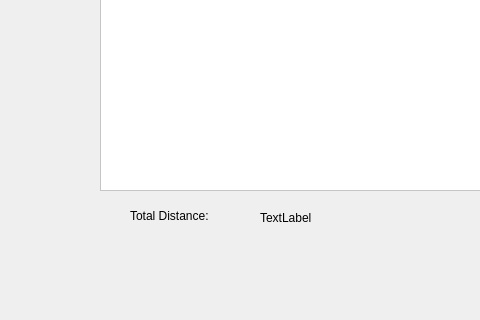
Above: Baseball/displaygraphs.ui from Ykhan799/CS-1D-Project-2-Baseball before the change; both pictures show x 130 to 610 and y 280 to 600 of the 800 by 600 pixel window. Below: the same form after it.
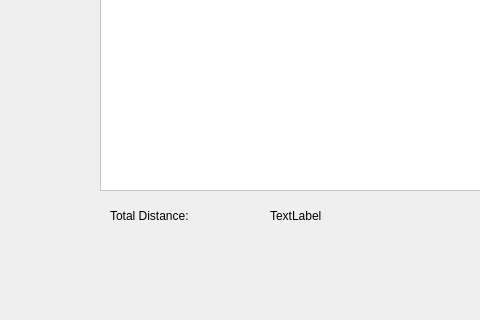
That is the form after the change.

What changed in the file:
```diff
--- a/Baseball/displaygraphs.ui
+++ b/Baseball/displaygraphs.ui
@@ -69,9 +69,9 @@
    <widget class="QLabel" name="label">
     <property name="geometry">
      <rect>
-      <x>260</x>
+      <x>240</x>
       <y>480</y>
-      <width>101</width>
+      <width>151</width>
       <height>31</height>
      </rect>
     </property>
@@ -82,10 +82,10 @@
    <widget class="QLabel" name="label_2">
     <property name="geometry">
      <rect>
-      <x>390</x>
-      <y>490</y>
-      <width>81</width>
-      <height>16</height>
+      <x>400</x>
+      <y>486</y>
+      <width>101</width>
+      <height>20</height>
      </rect>
     </property>
     <property name="text">
```
